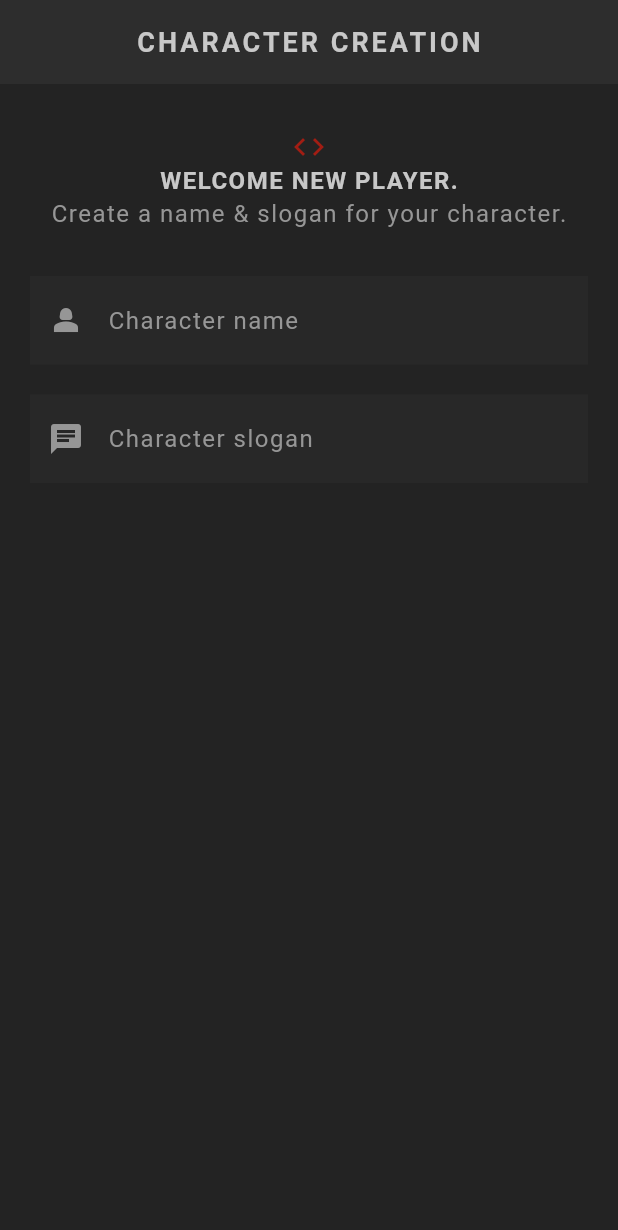
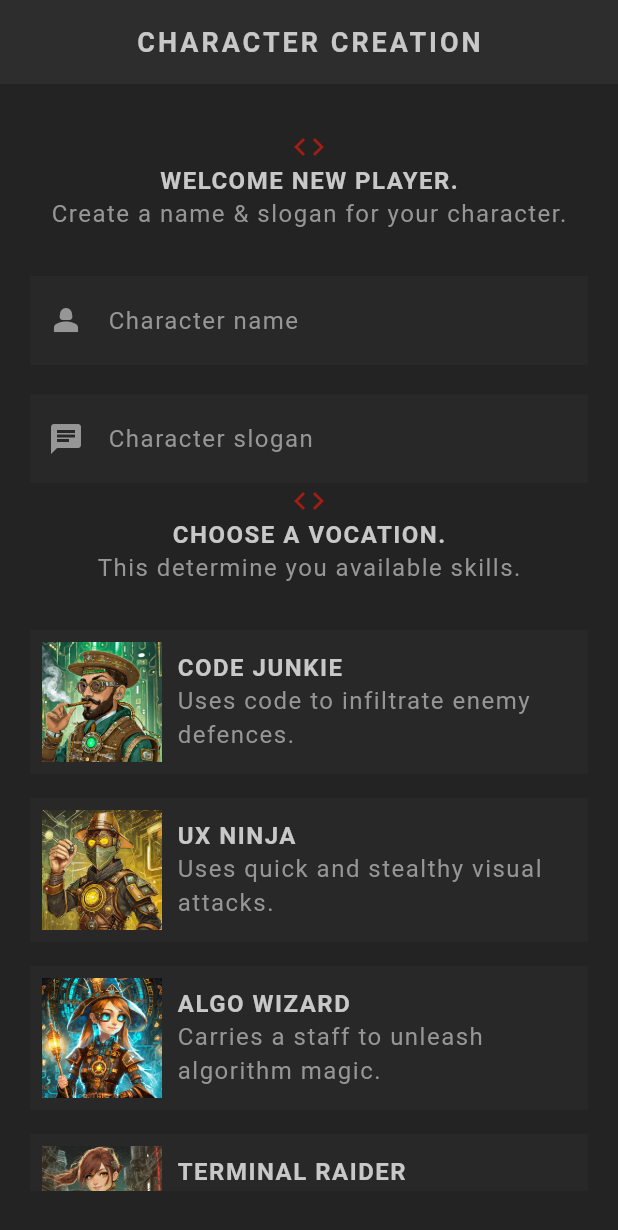
Before and after one commit to tertiussc/flutter_rpg_3, a Flutter app: the screen it shows after launch, on a phone screen of 412 x 824 dp. Shown: the top 1230 px of the screen. Run offline on Flutter 3.47's test engine with Material 3 defaults, Android fonts, the phone set to English and light mode, and no system bars; our stand-ins replace google_fonts; Roboto replaces fonts that are missing (Kanit).

Commit message:
Added vocation cards to create character screen

```diff
--- a/flutter_rpg/lib/screens/home/create/create.dart
+++ b/flutter_rpg/lib/screens/home/create/create.dart
@@ -1,4 +1,7 @@
 import 'package:flutter/material.dart';
+import 'package:flutter_rpg/models/vocation.dart';
+import 'package:flutter_rpg/screens/home/create/vocation_card.dart';
+import 'package:flutter_rpg/shared/styled_button.dart';
 import 'package:google_fonts/google_fonts.dart';
 import 'package:flutter_rpg/shared/styled_text.dart';
 import 'package:flutter_rpg/theme.dart';
@@ -11,6 +14,32 @@ class Create extends StatefulWidget {
 }
 
 class _CreateState extends State<Create> {
+  // Manage the input data
+  final _nameController = TextEditingController();
+  final _sloganController = TextEditingController();
+
+  // Dispose of controllers when not needed to free the memory
+  @override
+  void dispose() {
+    _nameController.dispose();
+    _sloganController.dispose();
+    super.dispose();
+  }
+
+  // Submit handler
+  void handleSubmit() {
+    if (_nameController.text.trim().isEmpty) {
+      print('Name must not be empty');
+      return;
+    }
+    if (_sloganController.text.trim().isEmpty) {
+      print('Slogan must not be empty');
+      return;
+    }
+    print('Name: ${_nameController.text}');
+    print('Slogan: ${_sloganController.text}');
+  }
+
   @override
   Widget build(BuildContext context) {
     return Scaffold(
@@ -20,6 +49,7 @@ class _CreateState extends State<Create> {
       ),
       body: Container(
         padding: EdgeInsets.symmetric(vertical: 30, horizontal: 20),
+        child: SingleChildScrollView(
           child: Column(
             children: [
               // Welcome message
@@ -39,17 +69,51 @@ class _CreateState extends State<Create> {
               ),
               // Input form
               TextField(
+                controller: _nameController,
                 cursorColor: AppColors.textColor,
                 style: GoogleFonts.kanit(textStyle: Theme.of(context).textTheme.titleMedium),
                 decoration: InputDecoration(prefixIcon: Icon(Icons.person_2), label: StyledText('Character name')),
               ),
               SizedBox(height: 20),
               TextField(
+                controller: _sloganController,
                 cursorColor: AppColors.textColor,
                 style: GoogleFonts.kanit(textStyle: Theme.of(context).textTheme.titleMedium),
                 decoration: InputDecoration(prefixIcon: Icon(Icons.chat), label: StyledText('Character slogan')),
               ),
+              // Select vocation
+              Center(
+                  child: Icon(
+                Icons.code,
+                color: AppColors.primaryColor,
+              )),
+              Center(
+                child: StyledHeading('Choose a Vocation.'),
+              ),
+              Center(
+                child: StyledText('This determine you available skills.'),
+              ),
+              SizedBox(height: 30),
+              // vocation cards
+              const VocationCard(
+                vocation: Vocation.junkie,
+              ),
+              const VocationCard(
+                vocation: Vocation.ninja,
+              ),
+              const VocationCard(
+                vocation: Vocation.wizard,
+              ),
+              const VocationCard(
+                vocation: Vocation.raider,
+              ),
+
+              SizedBox(height: 30),
+              Center(
+                child: StyledButton(onPressed: handleSubmit, child: StyledHeading('Create Character')),
+              ),
             ],
+          ),
         ),
       ),
     );
--- /dev/null
+++ b/flutter_rpg/lib/screens/home/create/vocation_card.dart
@@ -0,0 +1,41 @@
+import 'package:flutter/material.dart';
+import 'package:flutter_rpg/models/vocation.dart';
+import 'package:flutter_rpg/shared/styled_text.dart';
+
+class VocationCard extends StatelessWidget {
+  const VocationCard({
+    super.key,
+    required this.vocation,
+  });
+
+  final Vocation vocation;
+
+  @override
+  Widget build(BuildContext context) {
+    return Card(
+      child: Padding(
+        padding: EdgeInsets.all(8),
+        child: Row(
+          children: [
+            // Vocation img
+            Image.asset(
+              'assets/img/vocations/${vocation.image}',
+              width: 80,
+              colorBlendMode: BlendMode.color,
+            ),
+            SizedBox(width: 10),
+            Expanded(
+              child: Column(
+                crossAxisAlignment: CrossAxisAlignment.start,
+                children: [
+                  StyledHeading(vocation.title),
+                  StyledText(vocation.description),
+                ],
+              ),
+            ),
+          ],
+        ),
+      ),
+    );
+  }
+}
```
Lines whose indentation alone changed are shown as unchanged.
